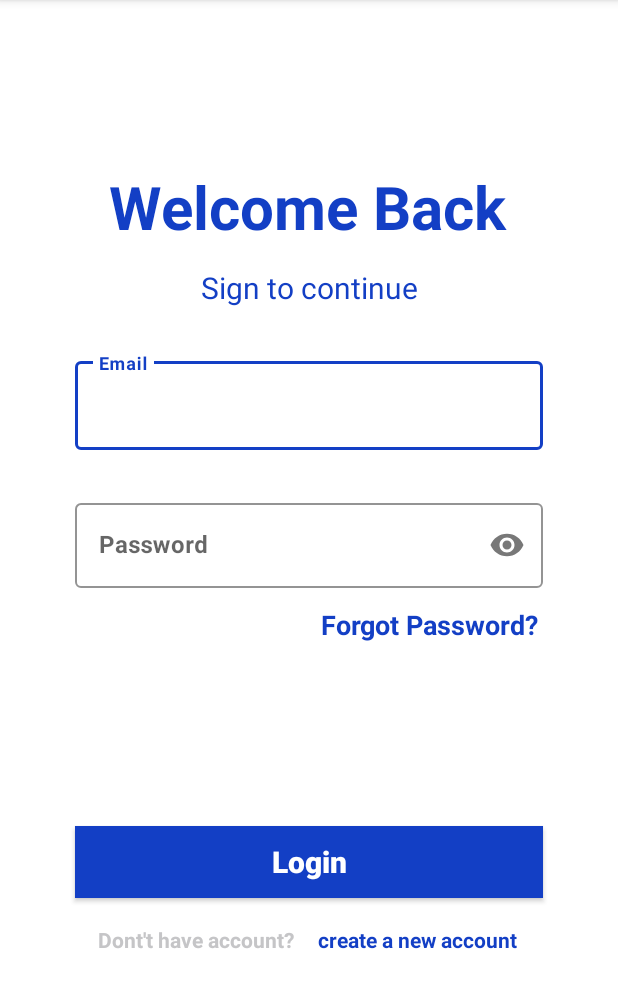
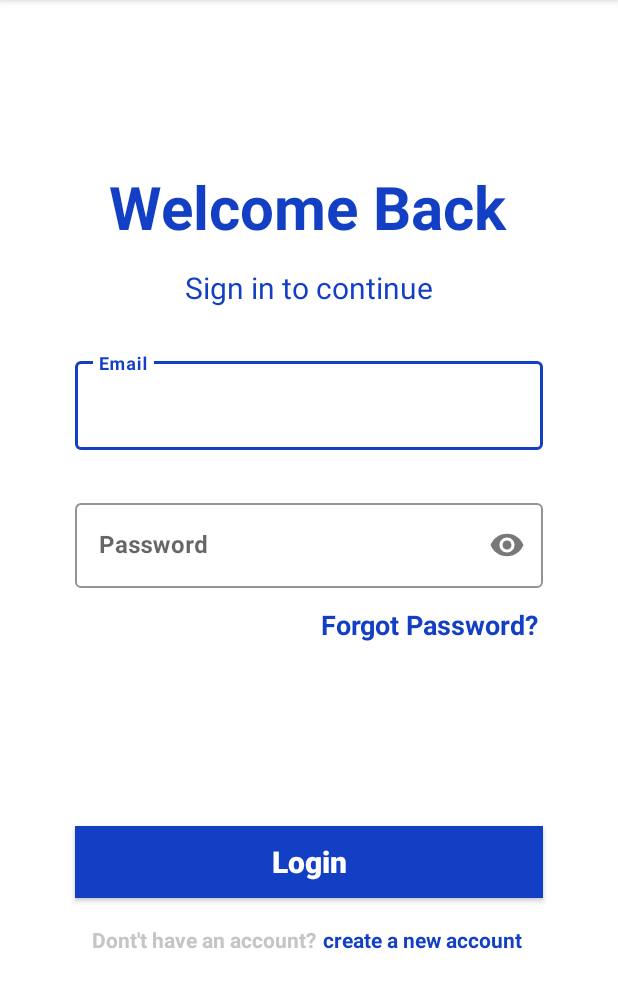
Before and after one commit to AkshayPatel09/Over_Speed, an Android app: the screen it shows after launch (MainActivity), on a phone screen of 412 x 824 dp, the part 84-1092 px from its top. Run offline under Robolectric (Android 15) with nearby library versions, the phone set to English and light mode, and no system bars; our stand-ins replace Firebase (no records; nobody signed in at launch, a user with empty details on screens opened directly).

Commit message:
local changes

```diff
--- a/app/src/main/res/layout/fragment_log_in.xml
+++ b/app/src/main/res/layout/fragment_log_in.xml
@@ -143,18 +143,18 @@
         tools:ignore="HardcodedText" />
 
     <androidx.appcompat.widget.AppCompatTextView
+        android:id="@+id/new_acc"
         android:layout_width="wrap_content"
         android:layout_height="wrap_content"
         android:text="@string/create_a_new_account"
         android:textColor="@color/blue"
         android:textStyle="bold"
-        android:id="@+id/new_acc"
         app:layout_constraintBottom_toBottomOf="parent"
         app:layout_constraintEnd_toEndOf="parent"
-        app:layout_constraintHorizontal_bias="0.76"
+        app:layout_constraintHorizontal_bias="0.771"
         app:layout_constraintStart_toStartOf="parent"
         app:layout_constraintTop_toBottomOf="@+id/login_btn"
-        app:layout_constraintVertical_bias="0.121"
+        app:layout_constraintVertical_bias="0.119"
         tools:ignore="HardcodedText" />
 
 </androidx.constraintlayout.widget.ConstraintLayout>
--- a/app/src/main/res/values/strings.xml
+++ b/app/src/main/res/values/strings.xml
@@ -4,11 +4,11 @@
     <string name="hello_blank_fragment">Hello blank fragment</string>
     <string name="log_in">Log In</string>
     <string name="welcome_back">Welcome Back</string>
-    <string name="sign_to_continue">Sign to continue</string>
+    <string name="sign_to_continue">Sign in to continue</string>
     <string name="email_address">Email Address</string>
     <string name="password">Password</string>
     <string name="forgot_password">Forgot Password?</string>
-    <string name="dont_t_have_account">Dont\'t have account?</string>
+    <string name="dont_t_have_account">Dont\'t have an account?</string>
     <string name="create_a_new_account">create a new account</string>
     <string name="create_account">Create Account</string>
     <string name="sign_up_subtitle">Create a new account</string>
@@ -19,7 +19,7 @@
     <string name="sign_up_password">Password</string>
     <string name="sign_up_con_password">Confirm Password</string>
     <string name="sign_up_log_in">Login</string>
-    <string name="sign_up_already_account">Already have a account ?</string>
+    <string name="sign_up_already_account">Already have an account ?</string>
     <string name="email">Email</string>
     <string name="Password">Password</string>
 
```
